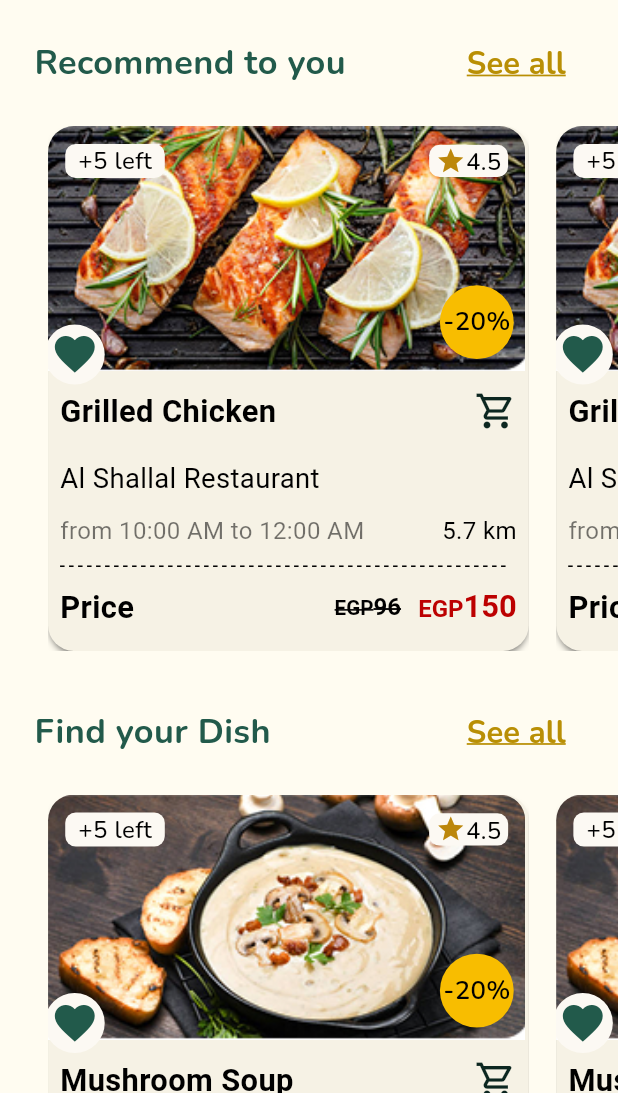
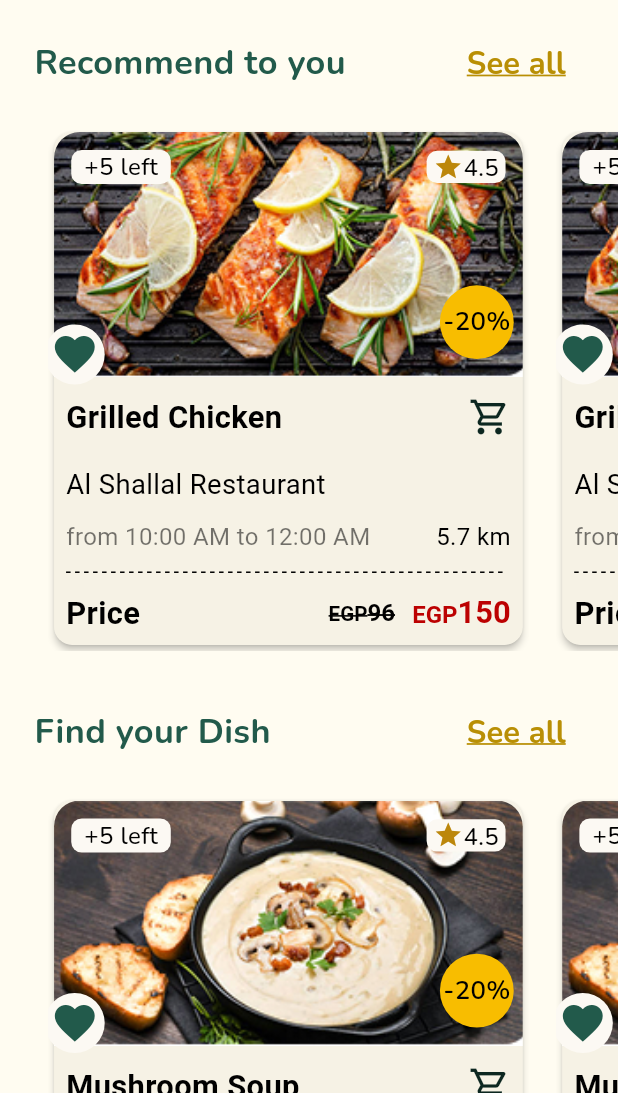
Before and after one commit to Mariamibrahim88/GraceCycle, a Flutter app: the HomeView screen opened by its route, on a phone screen of 412 x 824 dp, the part 143-1236 px from its top. Run offline on Flutter 3.47's test engine with Material 3 defaults, Android fonts, the phone set to English and light mode, and no system bars; drawn by our look-alikes of dotted_line; our stand-ins replace dartz, dio, firebase_auth, firebase_core, flutter_bloc, flutter_screenutil and 9 more; accounts and stored records are empty.

Commit message:
use card for food item

```diff
--- a/lib/core/utils/app_colors.dart
+++ b/lib/core/utils/app_colors.dart
@@ -18,4 +18,5 @@ class AppColors {
   static const Color redForPrice = Color(0xffBC0101);
   static const Color shoppingCart = Color(0xff0C2720);
   static const Color vendorCard = Color(0xffE5E1D2);
+  static const Color foodCard = Color.fromARGB(255, 246, 242, 229);
 }
--- a/lib/core/widgets/custom_safe_area.dart
+++ b/lib/core/widgets/custom_safe_area.dart
@@ -1,6 +1,5 @@
 import 'package:flutter/material.dart';
 import 'package:grace_cycle/core/utils/app_colors.dart';
-import 'package:grace_cycle/core/widgets/custom_app_bar.dart';
 
 class CustomSafeArea extends StatelessWidget {
   const CustomSafeArea({
--- a/lib/features/home/presentation/views/widgets/food_card.dart
+++ b/lib/features/home/presentation/views/widgets/food_card.dart
@@ -21,20 +21,12 @@ class FoodCard extends StatelessWidget {
     return Center(
       child: Stack(
         children: [
-          Container(
+          SizedBox(
             height: 293.h,
             width: 280.w,
-            decoration: BoxDecoration(
-              boxShadow: const [
-                BoxShadow(
-                    spreadRadius: -1.76,
-                    offset: Offset(0, 3.25),
-                    blurRadius: 3.25,
-                    color: Colors.black54),
-              ],
-              color: const Color.fromARGB(255, 246, 242, 229),
-              borderRadius: BorderRadius.circular(15.r),
-            ),
+            child: Card(
+              elevation: 2,
+              color: AppColors.foodCard,
               child: Column(
                 crossAxisAlignment: CrossAxisAlignment.start,
                 children: [
@@ -122,6 +114,7 @@ class FoodCard extends StatelessWidget {
                 ],
               ),
             ),
+          ),
           const FavouriteContainer(),
           const DiscountContainer(),
         ],
```
Lines whose indentation alone changed are shown as unchanged.
